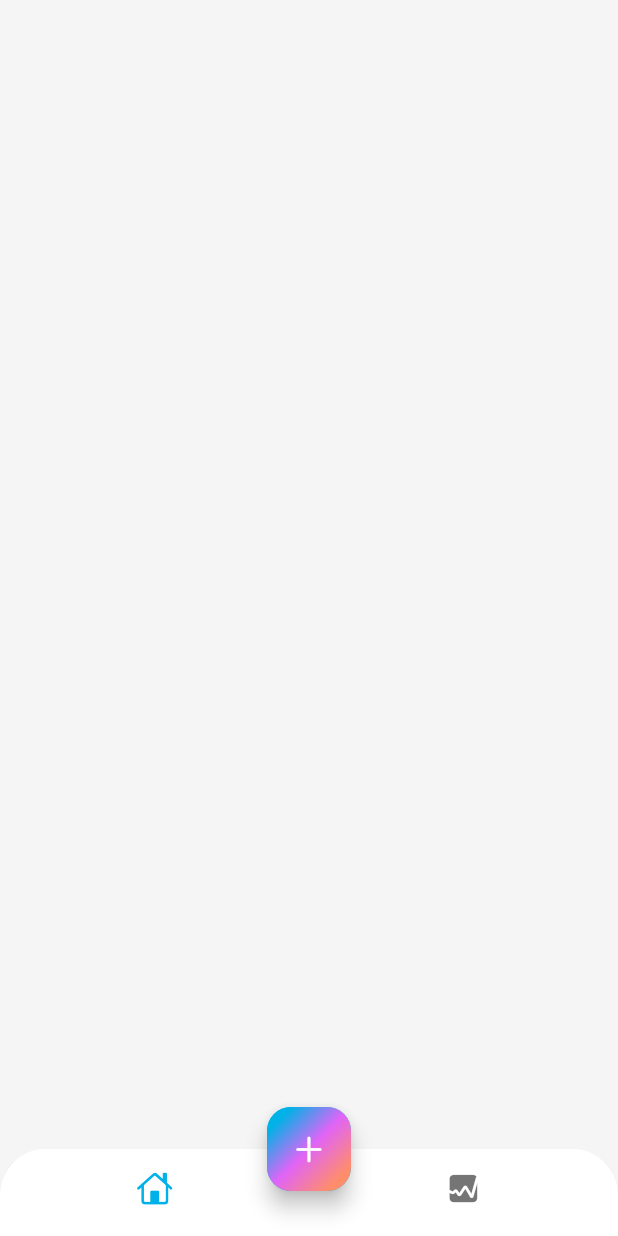
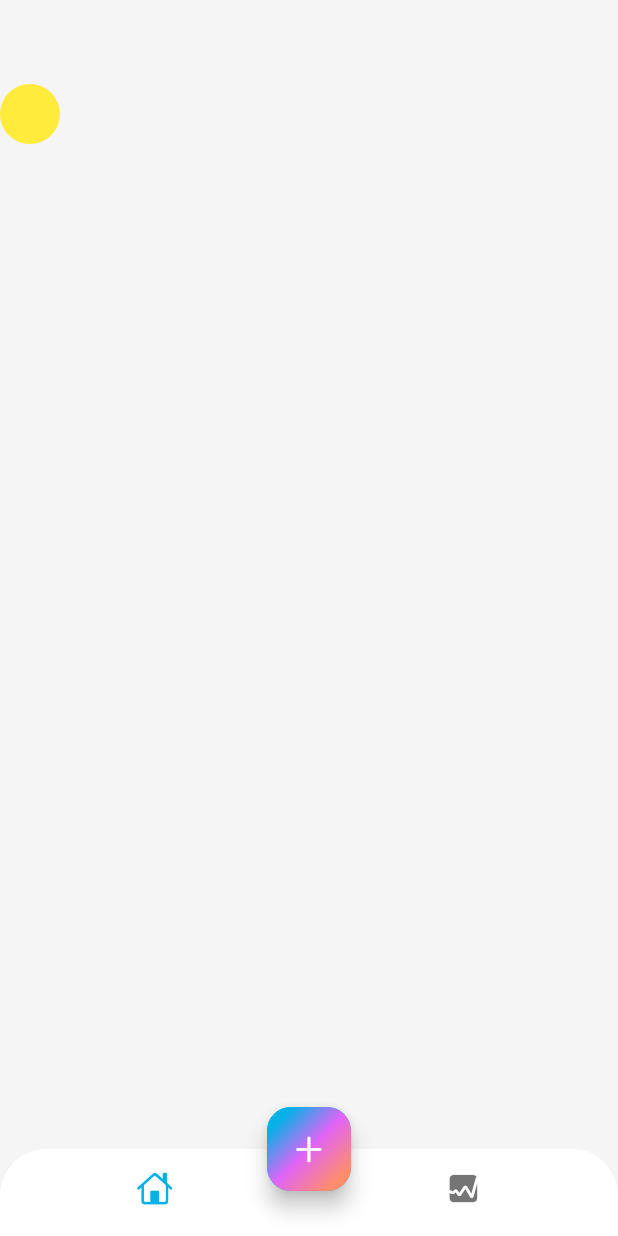
Before and after one commit to Fatma-kabil/MoneyNest, a Flutter app: the screen it shows after launch, on a phone screen of 412 x 824 dp. Run offline on Flutter 3.47's test engine with Material 3 defaults, Android fonts, the phone set to English and light mode, and no system bars.

Commit message:
create home view body

```diff
--- a/lib/features/home/views/home_view.dart
+++ b/lib/features/home/views/home_view.dart
@@ -2,6 +2,7 @@ import 'dart:math';
 
 import 'package:flutter/cupertino.dart';
 import 'package:flutter/material.dart';
+import 'package:money_nest/features/home/views/widgets/home_view_body.dart';
 
 class HomeView extends StatelessWidget {
   const HomeView({super.key});
@@ -56,6 +57,7 @@ class HomeView extends StatelessWidget {
           ),
         ),
       ),
+      body: HomeViewBody(),
     );
   }
 }
--- /dev/null
+++ b/lib/features/home/views/widgets/home_view_body.dart
@@ -0,0 +1,27 @@
+import 'package:flutter/material.dart';
+
+class HomeViewBody extends StatelessWidget {
+  const HomeViewBody({super.key});
+
+  @override
+  Widget build(BuildContext context) {
+    return SafeArea(
+      child: Column(
+        children: [
+          Row(
+            children: [
+              Container(
+                width: 40,
+                height: 40,
+                decoration: BoxDecoration(
+                  shape: BoxShape.circle,
+                  color: Colors.yellow,
+                ),
+              ),
+            ],
+          ),
+        ],
+      ),
+    );
+  }
+}
```
